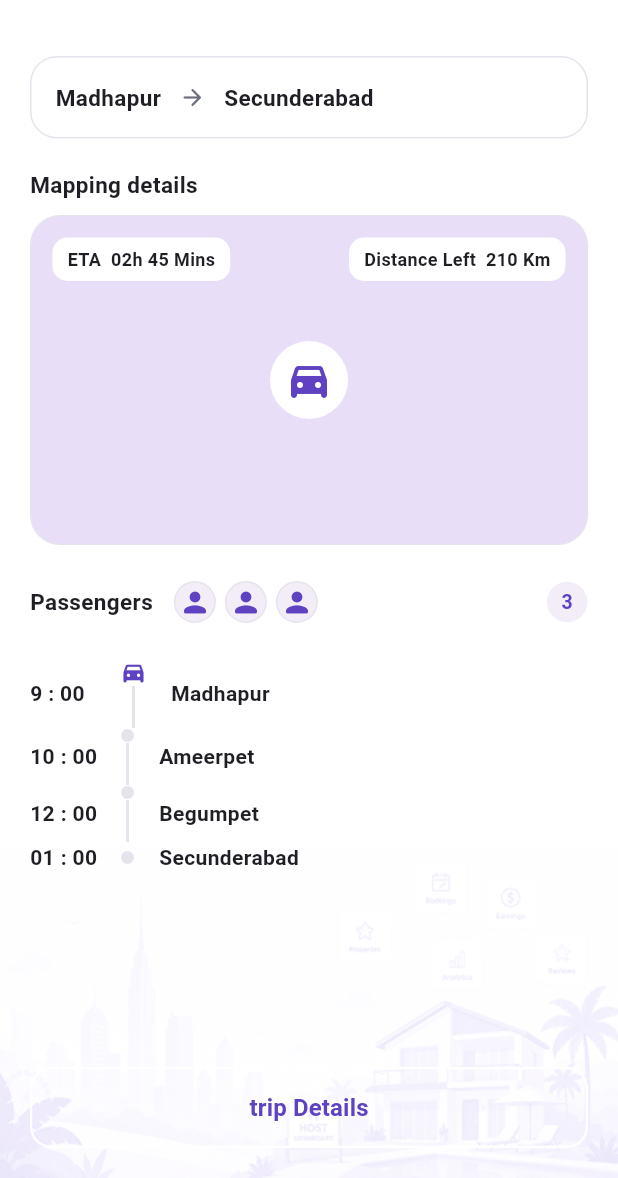
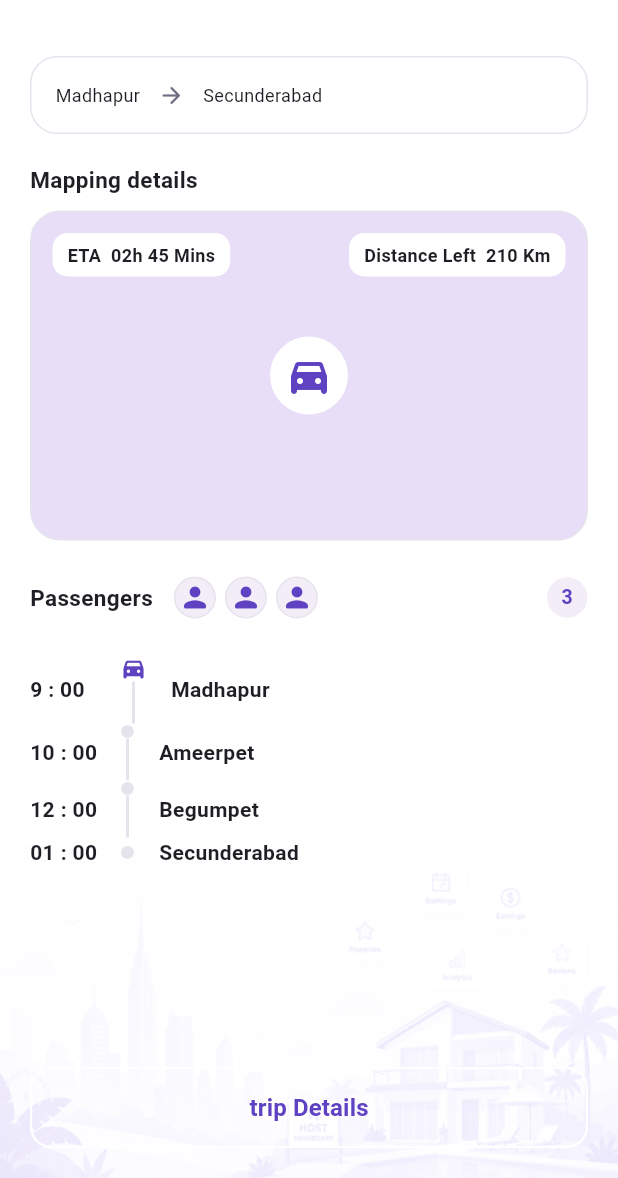
Before and after one commit to umaravuri/zaatra_app, a Flutter app: the DriverRideStartBoardingScreen screen opened directly, after a tap on "Start Navigation", on a phone screen of 412 x 824 dp, the part 58-1236 px from its top. Run offline on Flutter 3.47's test engine with Material 3 defaults, Android fonts, the phone set to English and light mode, and no system bars; our stand-ins replace file_picker, flutter_dotenv, geolocator, google_fonts, image_picker, shared_preferences and 1 more; missing offline and left inert: dart:js_interop; accounts and stored records are empty.

Commit message:
Change pickup and destination to normal font and size 12 on driver ride start screens

```diff
--- a/lib/views/screens/driver/driver-main/driver_on_trip_progress_screen_108.dart
+++ b/lib/views/screens/driver/driver-main/driver_on_trip_progress_screen_108.dart
@@ -109,11 +109,11 @@ class DriverOnTripProgressScreen extends StatelessWidget {
                       ),
                       child: Row(
                         children: const [
-                          Text('Madhapur', style: TextStyle(fontSize: 15, fontWeight: FontWeight.bold, color: AppColors.textPrimary)),
+                          Text('Madhapur', style: TextStyle(fontSize: 12, fontWeight: FontWeight.normal, color: AppColors.textPrimary)),
                           SizedBox(width: 12),
                           Icon(Icons.arrow_forward_rounded, color: AppColors.textSecondary, size: 18),
                           SizedBox(width: 12),
-                          Text('Secunderabad', style: TextStyle(fontSize: 15, fontWeight: FontWeight.bold, color: AppColors.textPrimary)),
+                          Text('Secunderabad', style: TextStyle(fontSize: 12, fontWeight: FontWeight.normal, color: AppColors.textPrimary)),
                         ],
                       ),
                     ),
--- a/lib/views/screens/driver/driver-main/driver_ride_start_boarding_screen_103.dart
+++ b/lib/views/screens/driver/driver-main/driver_ride_start_boarding_screen_103.dart
@@ -71,11 +71,11 @@ class DriverRideStartBoardingScreen extends StatelessWidget {
                         children: [
                           Row(
                             children: [
-                              Text('Madhapur', style: TextStyle(fontSize: 15, fontWeight: FontWeight.bold, color: AppColors.textPrimary)),
+                              Text('Madhapur', style: TextStyle(fontSize: 12, fontWeight: FontWeight.normal, color: AppColors.textPrimary)),
                               SizedBox(width: 12),
                               Icon(Icons.arrow_forward_rounded, color: AppColors.textSecondary, size: 18),
                               SizedBox(width: 12),
-                              Text('Secunderabad', style: TextStyle(fontSize: 15, fontWeight: FontWeight.bold, color: AppColors.textPrimary)),
+                              Text('Secunderabad', style: TextStyle(fontSize: 12, fontWeight: FontWeight.normal, color: AppColors.textPrimary)),
                             ],
                           ),
                           SizedBox(height: 6),
@@ -96,7 +96,7 @@ class DriverRideStartBoardingScreen extends StatelessWidget {
                           children: [
                             Text('Pickup location', style: TextStyle(fontSize: 11, color: AppColors.textSecondary)),
                             SizedBox(height: 2),
-                            Text('Madhapur , Hyderabad', style: TextStyle(fontSize: 14, fontWeight: FontWeight.bold, color: AppColors.textPrimary)),
+                            Text('Madhapur , Hyderabad', style: TextStyle(fontSize: 12, fontWeight: FontWeight.normal, color: AppColors.textPrimary)),
                           ],
                         ),
                       ],
@@ -114,7 +114,7 @@ class DriverRideStartBoardingScreen extends StatelessWidget {
                           children: [
                             Text('Destination', style: TextStyle(fontSize: 11, color: AppColors.textSecondary)),
                             SizedBox(height: 2),
-                            Text('Secunderabad', style: TextStyle(fontSize: 14, fontWeight: FontWeight.bold, color: AppColors.textPrimary)),
+                            Text('Secunderabad', style: TextStyle(fontSize: 12, fontWeight: FontWeight.normal, color: AppColors.textPrimary)),
                           ],
                         ),
                       ],
--- a/lib/views/screens/driver/driver-main/driver_ride_start_screen_38.dart
+++ b/lib/views/screens/driver/driver-main/driver_ride_start_screen_38.dart
@@ -63,11 +63,11 @@ class DriverRideStartScreen extends StatelessWidget {
                   children: const [
                     Row(
                       children: [
-                        Text('Madhapur', style: TextStyle(fontSize: 16, fontWeight: FontWeight.bold, color: AppColors.textPrimary)),
+                        Text('Madhapur', style: TextStyle(fontSize: 12, fontWeight: FontWeight.normal, color: AppColors.textPrimary)),
                         SizedBox(width: 10),
                         Icon(Icons.arrow_forward_rounded, size: 16, color: AppColors.textMuted),
                         SizedBox(width: 10),
-                        Text('Secunderabad', style: TextStyle(fontSize: 16, fontWeight: FontWeight.bold, color: AppColors.textPrimary)),
+                        Text('Secunderabad', style: TextStyle(fontSize: 12, fontWeight: FontWeight.normal, color: AppColors.textPrimary)),
                       ],
                     ),
                     SizedBox(height: 6),
@@ -189,7 +189,7 @@ class DriverRideStartScreen extends StatelessWidget {
           children: [
             Text(label, style: const TextStyle(fontSize: 12, color: AppColors.textSecondary)),
             const SizedBox(height: 2),
-            Text(address, style: const TextStyle(fontSize: 14, fontWeight: FontWeight.bold, color: AppColors.textPrimary)),
+            Text(address, style: const TextStyle(fontSize: 12, fontWeight: FontWeight.normal, color: AppColors.textPrimary)),
           ],
         ),
       ],
```
Also changed, not shown: lib/views/widgets/route_timeline_tile.dart (+4 -4 lines).
